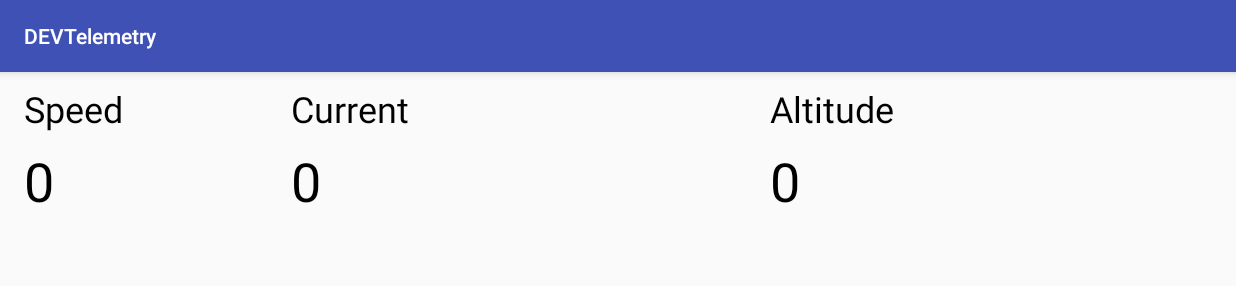
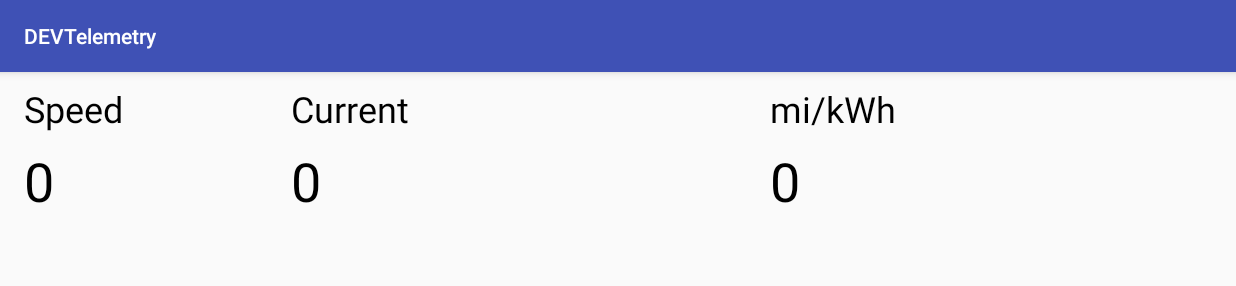
Before and after one commit to pgrady3/dev, an Android app: the screen it shows after launch (MainActivity), on a phone screen of 824 x 412 dp (held sideways). Shown: the top 286 px of the screen. Run offline under Robolectric (Android 15) with nearby library versions, the phone set to English and light mode, and no system bars; 2 statements that could not run were skipped.

Commit message:
modified to display mi/kwh

```diff
--- a/Android_App/app/src/main/res/layout/activity_main.xml
+++ b/Android_App/app/src/main/res/layout/activity_main.xml
@@ -23,7 +23,7 @@
             android:layout_height="32dp"
             android:layout_marginEnd="8dp"
             android:layout_marginStart="8dp"
-            android:text="Altitude"
+            android:text="mi/kWh"
             android:textAppearance="@style/TextAppearance.AppCompat.Medium"
             android:textColor="@android:color/black"
             android:textSize="24sp"
```
Also changed, not shown: Android_App/app/src/main/java/com/dev/yunfan/devtelemetry/MainActivity.java (+6 -1 lines).
